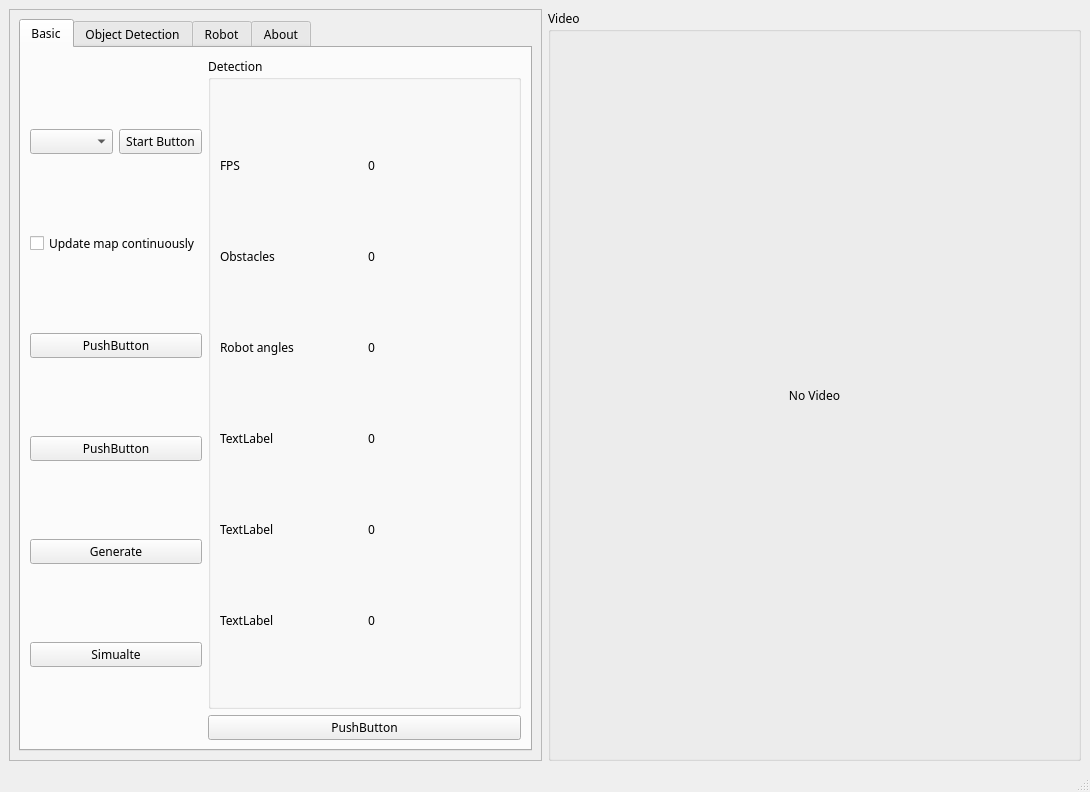
First picture: the form in ui/main.ui, repository jack96013/Robot_PathPlanning, before the edit.
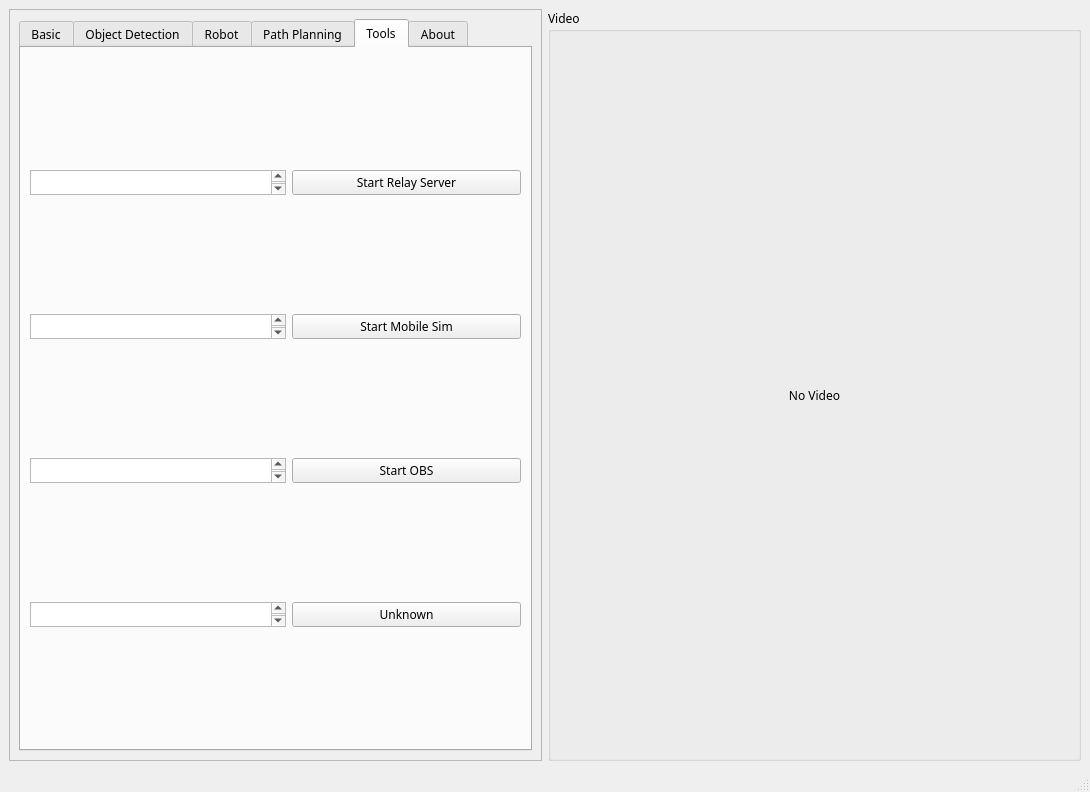
Second picture: the form after the edit. The open tabs and pages were chosen to show the change.

Patch:
```diff
--- a/ui/main.ui
+++ b/ui/main.ui
@@ -60,7 +60,7 @@
                     </sizepolicy>
                    </property>
                    <property name="text">
-                    <string>Start Button</string>
+                    <string>Connect</string>
                    </property>
                   </widget>
                  </item>
@@ -298,13 +298,6 @@
                  </item>
                 </layout>
                </item>
-               <item>
-                <widget class="QPushButton" name="pushButton_7">
-                 <property name="text">
-                  <string>PushButton</string>
-                 </property>
-                </widget>
-               </item>
               </layout>
              </item>
             </layout>
@@ -1261,6 +1254,126 @@
            </item>
           </layout>
          </widget>
+         <widget class="QWidget" name="tab_5">
+          <attribute name="title">
+           <string>Path Planning</string>
+          </attribute>
+         </widget>
+         <widget class="QWidget" name="tab_4">
+          <attribute name="title">
+           <string>Tools</string>
+          </attribute>
+          <layout class="QVBoxLayout" name="verticalLayout_12">
+           <item>
+            <layout class="QHBoxLayout" name="horizontalLayout_35">
+             <item>
+              <widget class="QPlainTextEdit" name="plainTextEdit">
+               <property name="sizePolicy">
+                <sizepolicy hsizetype="Preferred" vsizetype="Expanding">
+                 <horstretch>0</horstretch>
+                 <verstretch>0</verstretch>
+                </sizepolicy>
+               </property>
+               <property name="maximumSize">
+                <size>
+                 <width>16777215</width>
+                 <height>25</height>
+                </size>
+               </property>
+              </widget>
+             </item>
+             <item>
+              <widget class="QPushButton" name="pushButton">
+               <property name="text">
+                <string>Start Relay Server</string>
+               </property>
+              </widget>
+             </item>
+            </layout>
+           </item>
+           <item>
+            <layout class="QHBoxLayout" name="horizontalLayout_36">
+             <item>
+              <widget class="QPlainTextEdit" name="plainTextEdit_2">
+               <property name="sizePolicy">
+                <sizepolicy hsizetype="Preferred" vsizetype="Expanding">
+                 <horstretch>0</horstretch>
+                 <verstretch>0</verstretch>
+                </sizepolicy>
+               </property>
+               <property name="maximumSize">
+                <size>
+                 <width>16777215</width>
+                 <height>25</height>
+                </size>
+               </property>
+              </widget>
+             </item>
+             <item>
+              <widget class="QPushButton" name="pushButton_4">
+               <property name="text">
+                <string>Start Mobile Sim</string>
+               </property>
+              </widget>
+             </item>
+            </layout>
+           </item>
+           <item>
+            <layout class="QHBoxLayout" name="horizontalLayout_37">
+             <item>
+              <widget class="QPlainTextEdit" name="plainTextEdit_3">
+               <property name="sizePolicy">
+                <sizepolicy hsizetype="Preferred" vsizetype="Expanding">
+                 <horstretch>0</horstretch>
+                 <verstretch>0</verstretch>
+                </sizepolicy>
+               </property>
+               <property name="maximumSize">
+                <size>
+                 <width>16777215</width>
+                 <height>25</height>
+                </size>
+               </property>
+              </widget>
+             </item>
+             <item>
+              <widget class="QPushButton" name="pushButton_5">
+               <property name="text">
+                <string>Start OBS</string>
+               </property>
+              </widget>
+             </item>
+            </layout>
+           </item>
+           <item>
+            <layout class="QHBoxLayout" name="horizontalLayout_39">
+             <item>
+              <widget class="QPlainTextEdit" name="plainTextEdit_5">
+               <property name="sizePolicy">
+                <sizepolicy hsizetype="Preferred" vsizetype="Expanding">
+                 <horstretch>0</horstretch>
+                 <verstretch>0</verstretch>
+                </sizepolicy>
+               </property>
+               <property name="maximumSize">
+                <size>
+                 <width>16777215</width>
+                 <height>25</height>
+                </size>
+               </property>
+              </widget>
+             </item>
+             <item>
+              <widget class="QPushButton" name="pushButton_8">
+               <property name="text">
+                <string>Unknown</string>
+               </property>
+              </widget>
+             </item>
+            </layout>
+           </item>
+          </layout>
+         </widget>
          <widget class="QWidget" name="tab">
           <attribute name="title">
            <string>About</string>
```
Left out of the diff: 14 changed lines with no effect on the pictures.
